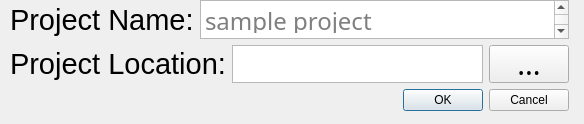
Old version of the form newproject.ui in the repository l09dm0zgus/PFELevelEditor.
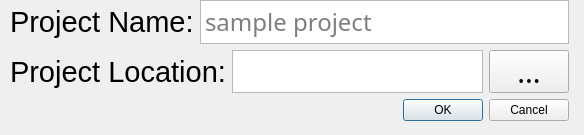
New version of the form.

```diff
--- a/newproject.ui
+++ b/newproject.ui
@@ -7,19 +7,19 @@
     <x>0</x>
     <y>0</y>
     <width>584</width>
-    <height>124</height>
+    <height>135</height>
    </rect>
   </property>
   <property name="windowTitle">
    <string>Dialog</string>
   </property>
-  <widget class="QWidget" name="">
+  <widget class="QWidget" name="layoutWidget">
    <property name="geometry">
     <rect>
      <x>10</x>
      <y>0</y>
      <width>559</width>
-     <height>111</height>
+     <height>121</height>
     </rect>
    </property>
    <layout class="QVBoxLayout" name="verticalLayout_2">
```
